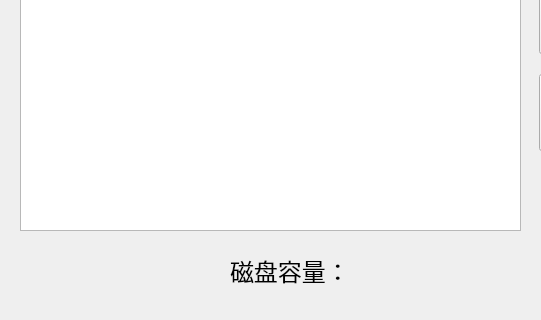
Before: the Qt Designer form form/mainwindow.ui in mcdudu233/FileSystem, drawn with Qt 5; both pictures show x 0 to 541 and y 303 to 623 of the 703 by 623 pixel window.
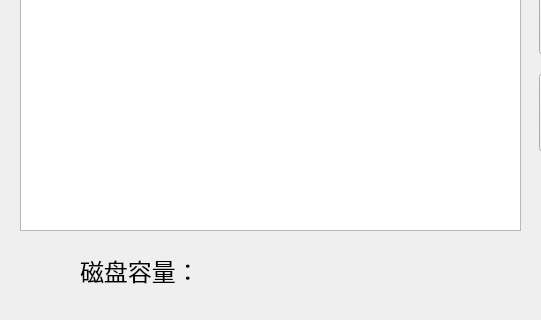
After: the same form once the commit is applied.

What changed in the file:
```diff
--- a/form/mainwindow.ui
+++ b/form/mainwindow.ui
@@ -27,9 +27,9 @@
    <widget class="QWidget" name="horizontalLayoutWidget">
     <property name="geometry">
      <rect>
-      <x>230</x>
+      <x>80</x>
       <y>530</y>
-      <width>231</width>
+      <width>381</width>
       <height>41</height>
      </rect>
     </property>
```
Left out of the diff: 16 changed lines with no effect on the pictures.
